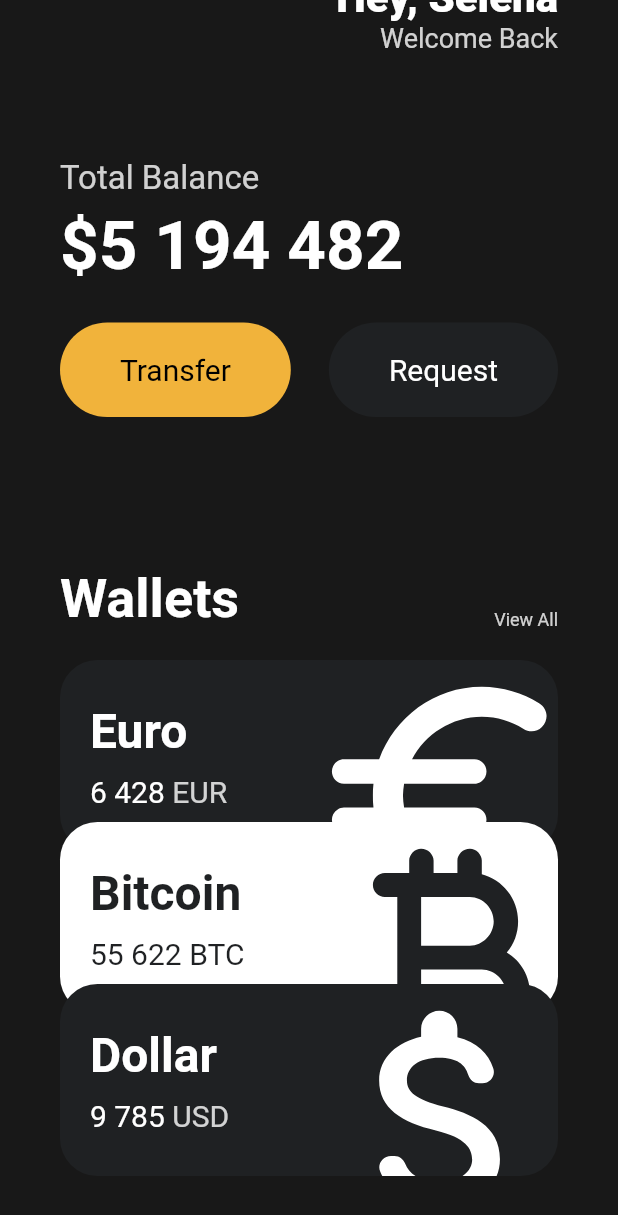
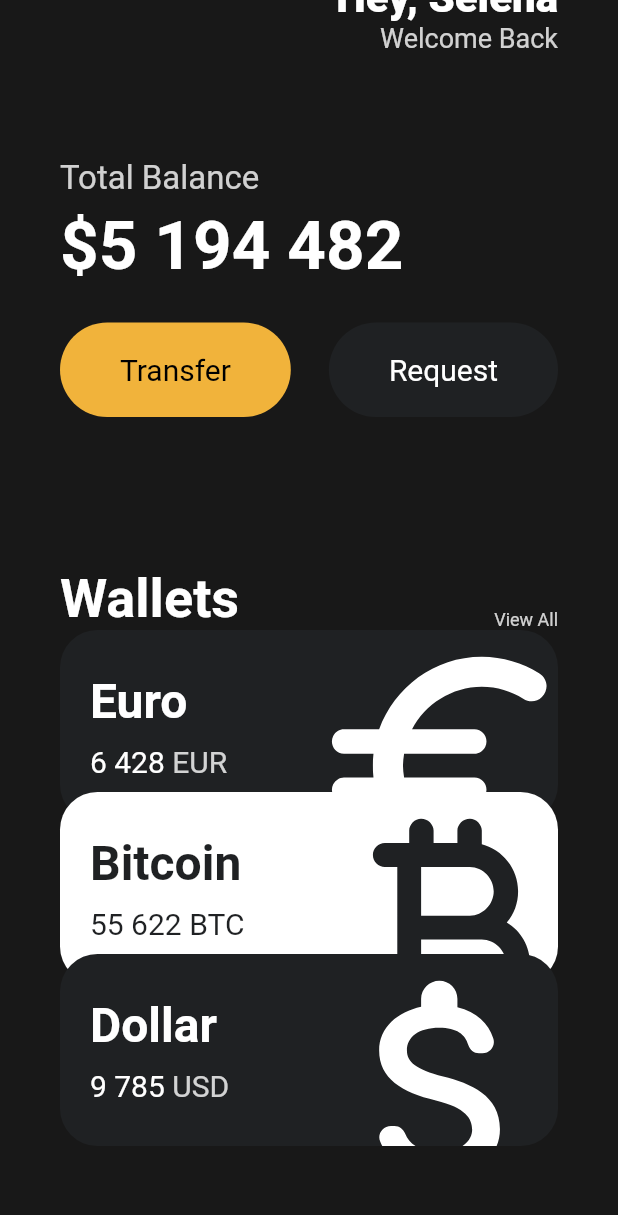
Before and after one commit to hunman89/toonflix, a Flutter app: the screen it shows after launch, scrolled down 98 dp, on a phone screen of 412 x 824 dp. Shown: the top 1215 px of the screen. Run offline on Flutter 3.47's test engine with Material 2 defaults, Android fonts, the phone set to English and light mode, and no system bars.

Commit message:
[ui] code challenge

```diff
--- a/lib/main.dart
+++ b/lib/main.dart
@@ -116,26 +116,23 @@ class App extends StatelessWidget {
                     code: 'EUR',
                     amount: '6 428',
                     isInverted: false,
+                    order: 1,
                   ),
-                  Transform.translate(
-                    offset: const Offset(0, -20),
-                    child: const CurrencyCard(
+                  const CurrencyCard(
                     name: 'Bitcoin',
                     icon: Icons.currency_bitcoin_rounded,
                     code: 'BTC',
                     amount: '55 622',
                     isInverted: true,
+                    order: 2,
                   ),
-                  ),
-                  Transform.translate(
-                    offset: const Offset(0, -40),
-                    child: const CurrencyCard(
+                  const CurrencyCard(
                     name: 'Dollar',
                     icon: Icons.attach_money_rounded,
                     code: 'USD',
                     amount: '9 785',
                     isInverted: false,
-                    ),
+                    order: 3,
                   ),
                 ],
               ),
--- a/lib/widget/currency_card.dart
+++ b/lib/widget/currency_card.dart
@@ -4,6 +4,7 @@ class CurrencyCard extends StatelessWidget {
   final String name, code, amount;
   final IconData icon;
   final bool isInverted;
+  final int order;
 
   final _blackColor = const Color(0xFF1F2123);
 
@@ -14,11 +15,14 @@ class CurrencyCard extends StatelessWidget {
     required this.code,
     required this.amount,
     required this.isInverted,
+    required this.order,
   });
 
   @override
   Widget build(BuildContext context) {
-    return Container(
+    return Transform.translate(
+      offset: Offset(0, -order * 20),
+      child: Container(
         clipBehavior: Clip.hardEdge,
         decoration: BoxDecoration(
             color: isInverted ? Colors.white : _blackColor,
@@ -80,6 +84,7 @@ class CurrencyCard extends StatelessWidget {
             ],
           ),
         ),
+      ),
     );
   }
 }
```
Lines whose indentation alone changed are shown as unchanged.
